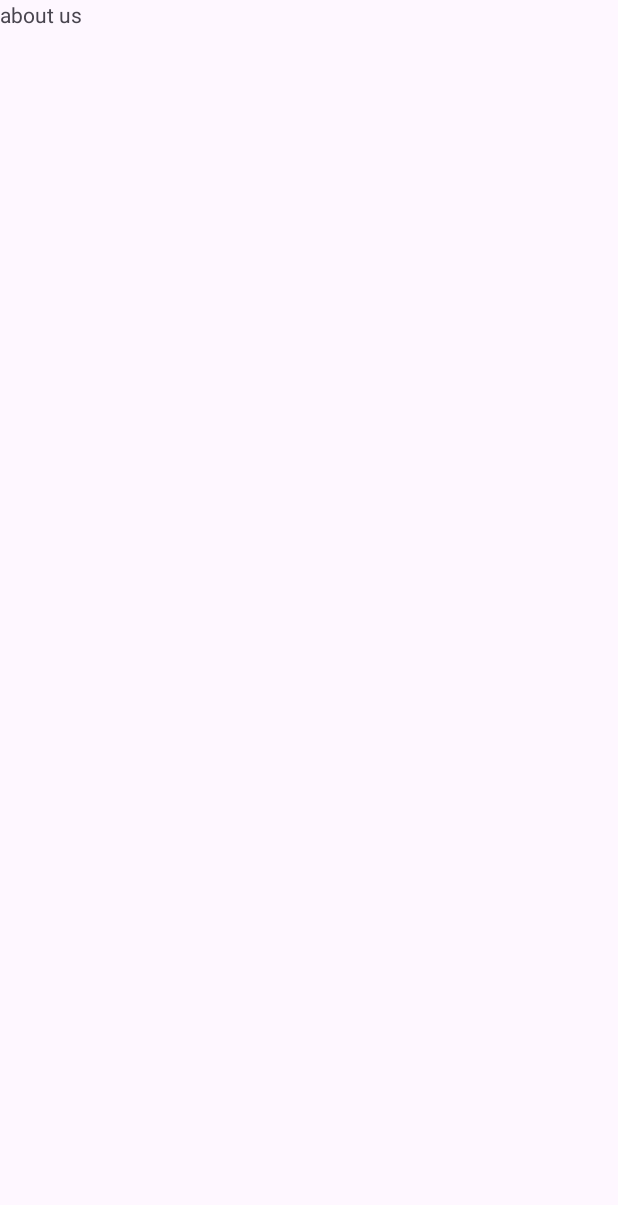
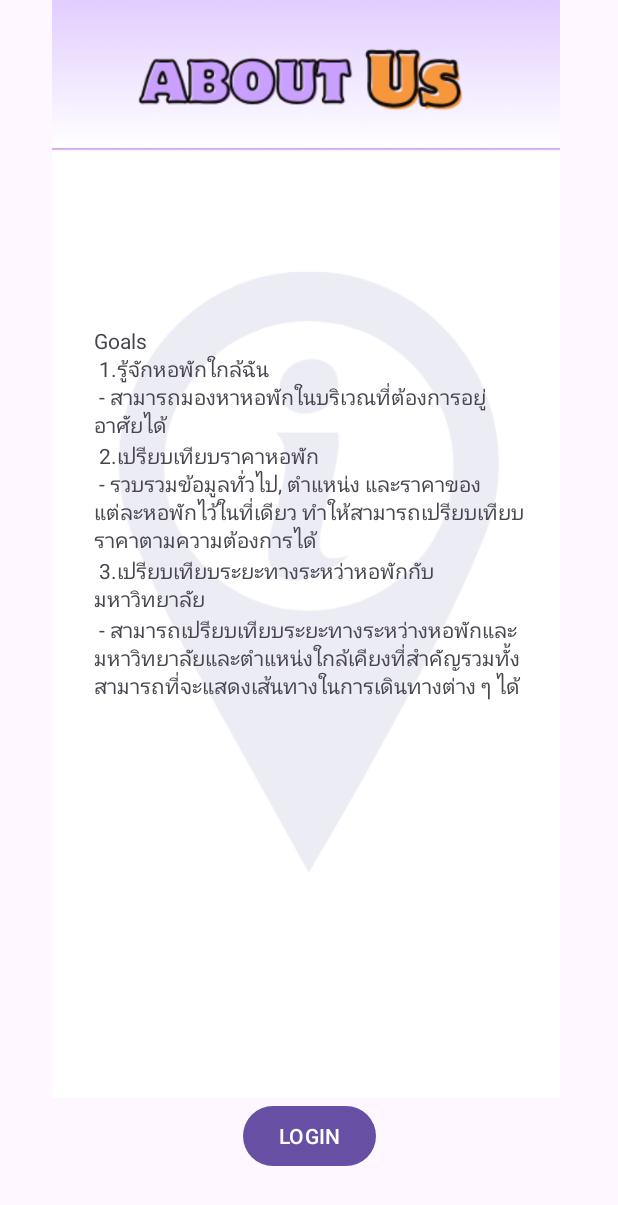
Before and after one commit to 6410615113/DormForU, an Android app: the AboutUs screen opened directly, with no data from a screen before it, on a phone screen of 412 x 824 dp. Before the commit the part shown is almost empty. Shown: the top 1205 px of the screen. Run offline under Robolectric (Android 15) with nearby library versions, the phone set to English and light mode, and no system bars.

Commit message:
Add text and login button in About Us page

```diff
--- a/MyApp/app/src/main/java/com/example/myapp/AboutUs.java
+++ b/MyApp/app/src/main/java/com/example/myapp/AboutUs.java
@@ -3,6 +3,7 @@ package com.example.myapp;
 import android.content.Intent;
 import android.os.Bundle;
 import android.view.View;
+import android.widget.Button;
 import android.widget.TextView;
 
 import androidx.activity.EdgeToEdge;
@@ -11,7 +12,10 @@ import androidx.core.graphics.Insets;
 import androidx.core.view.ViewCompat;
 import androidx.core.view.WindowInsetsCompat;
 
+import com.example.myapp.ui.login.LoginActivity;
+
 public class AboutUs extends AppCompatActivity {
+    private Button login;
 
     @Override
     protected void onCreate(Bundle savedInstanceState) {
@@ -23,5 +27,14 @@ public class AboutUs extends AppCompatActivity {
             v.setPadding(systemBars.left, systemBars.top, systemBars.right, systemBars.bottom);
             return insets;
         });
+
+        login = findViewById(R.id.Login);
+        login.setOnClickListener(new View.OnClickListener() {
+            @Override
+            public void onClick(View view) {
+                Intent intent = new Intent(AboutUs.this, LoginActivity.class);
+                startActivity(intent);
+            }
+        });
     }
 }
--- a/MyApp/app/src/main/res/layout/activity_about_us.xml
+++ b/MyApp/app/src/main/res/layout/activity_about_us.xml
@@ -7,11 +7,35 @@
     android:layout_height="match_parent"
     tools:context=".AboutUs">
 
+    <ImageView
+        android:id="@+id/imageView2"
+        android:layout_width="408dp"
+        android:layout_height="732dp"
+        app:srcCompat="@drawable/about_back"
+        tools:layout_editor_absoluteX="1dp"
+        tools:layout_editor_absoluteY="-1dp" />
+
     <TextView
-        android:id="@+id/textView"
+        android:id="@+id/textView2"
+        android:layout_width="287dp"
+        android:layout_height="390dp"
+        android:text="Goals\n 1.รู้จักหอพักใกล้ฉัน\n - สามารถมองหาหอพักในบริเวณที่ต้องการอยู่อาศัยได้\n
+2.เปรียบเทียบราคาหอพัก\n - รวบรวมข้อมูลทั่วไป, ตำแหน่ง และราคาของแต่ละหอพักไว้ในที่เดียว ทำให้สามารถเปรียบเทียบราคาตามความต้องการได้\n
+3.เปรียบเทียบระยะทางระหว่าหอพักกับมหาวิทยาลัย\n - สามารถเปรียบเทียบระยะทางระหว่างหอพักและมหาวิทยาลัยและตำแหน่งใกล้เคียงที่สำคัญรวมทั้งสามารถที่จะแสดงเส้นทางในการเดินทางต่าง ๆ ได้"
+        app:layout_constraintBottom_toBottomOf="parent"
+        app:layout_constraintEnd_toEndOf="parent"
+        app:layout_constraintStart_toStartOf="parent"
+        app:layout_constraintTop_toTopOf="parent" />
+
+    <Button
+        android:id="@+id/Login"
         android:layout_width="wrap_content"
         android:layout_height="wrap_content"
-        android:text="about us"
-        tools:layout_editor_absoluteX="182dp"
-        tools:layout_editor_absoluteY="333dp" />
+        android:text="LOGIN"
+        app:layout_constraintBottom_toBottomOf="parent"
+        app:layout_constraintEnd_toEndOf="parent"
+        app:layout_constraintStart_toStartOf="parent"
+        app:layout_constraintTop_toTopOf="@+id/imageView2"
+        app:layout_constraintVertical_bias="0.945" />
+
 </androidx.constraintlayout.widget.ConstraintLayout>
```
Also changed, not shown: MyApp/app/src/main/res/drawable/about_back.png (added).
